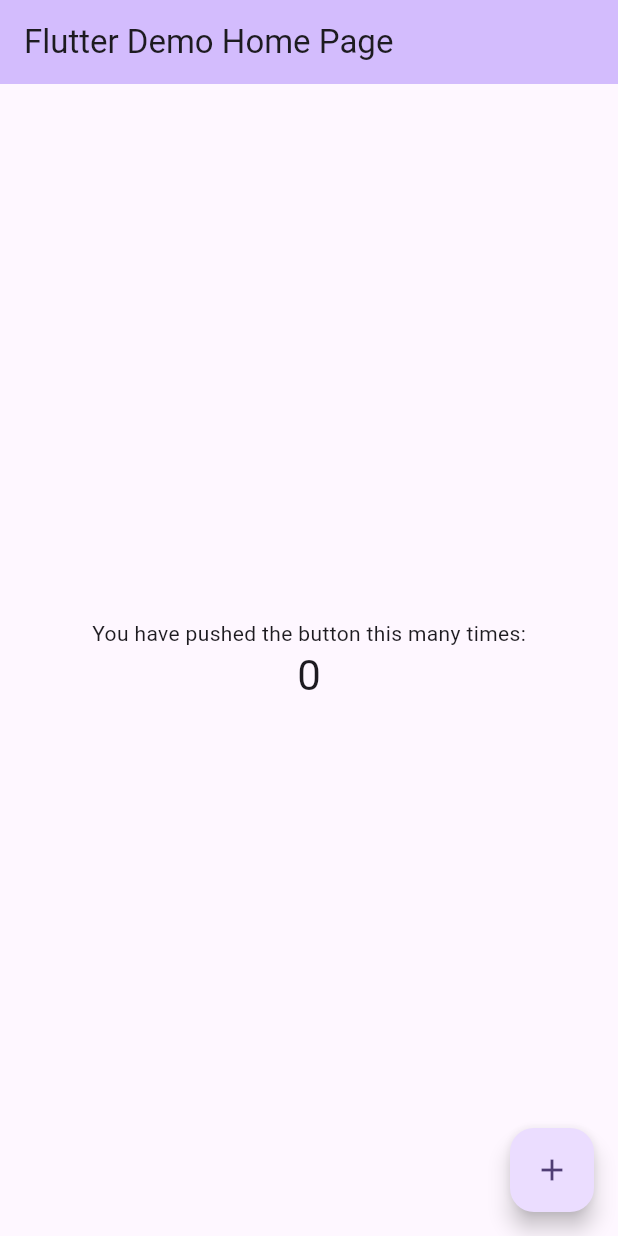
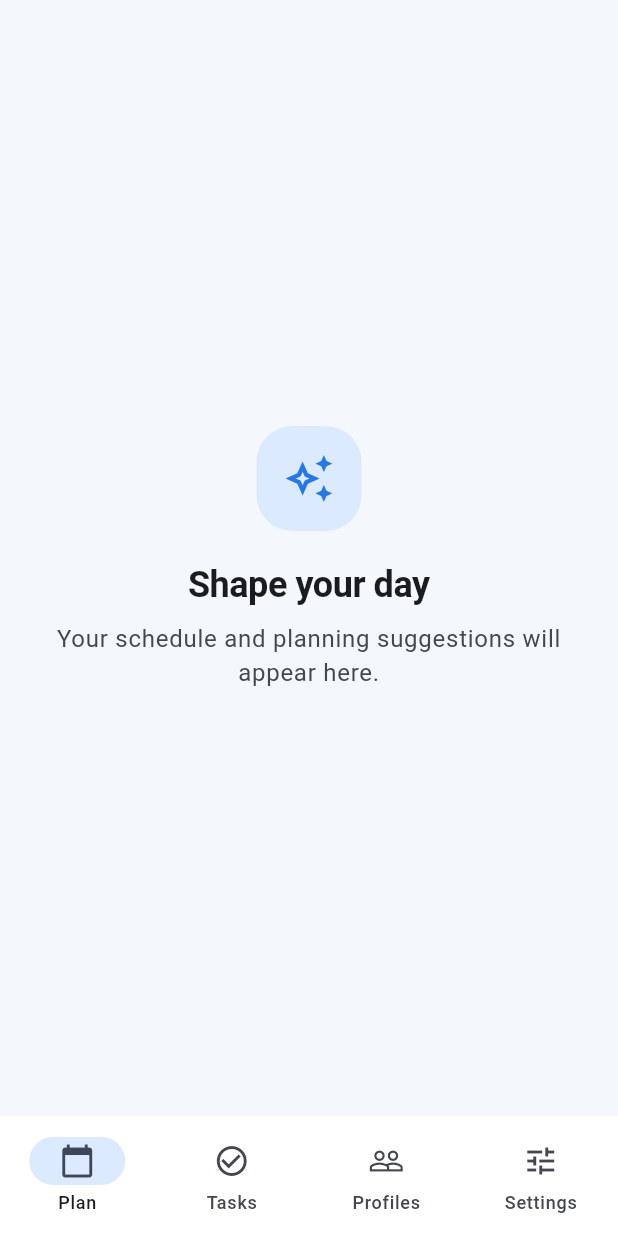
Before and after one commit to jrpbone/Anydoes, a Flutter app: the screen it shows after launch, on a phone screen of 412 x 824 dp. Run offline on Flutter 3.47's test engine with Material 3 defaults, Android fonts, the phone set to English and light mode, and no system bars; our stand-ins replace flutter_riverpod.

Commit message:
feat: add adaptive Calm Sky application shell

```diff
--- /dev/null
+++ b/lib/app/anydoes_app.dart
@@ -0,0 +1,17 @@
+import 'package:anydoes/app/navigation/adaptive_shell.dart';
+import 'package:anydoes/app/theme/calm_sky_theme.dart';
+import 'package:flutter/material.dart';
+
+class AnydoesApp extends StatelessWidget {
+  const AnydoesApp({super.key});
+
+  @override
+  Widget build(BuildContext context) {
+    return MaterialApp(
+      title: 'Anydoes',
+      debugShowCheckedModeBanner: false,
+      theme: CalmSkyTheme.light(),
+      home: const AdaptiveShell(),
+    );
+  }
+}
--- /dev/null
+++ b/lib/app/navigation/adaptive_shell.dart
@@ -0,0 +1,132 @@
+import 'package:anydoes/app/navigation/app_destination.dart';
+import 'package:anydoes/core/layout/breakpoints.dart';
+import 'package:anydoes/core/widgets/empty_state.dart';
+import 'package:flutter/material.dart';
+
+class AdaptiveShell extends StatefulWidget {
+  const AdaptiveShell({super.key});
+
+  @override
+  State<AdaptiveShell> createState() => _AdaptiveShellState();
+}
+
+class _AdaptiveShellState extends State<AdaptiveShell> {
+  int _selectedIndex = 0;
+
+  static const _pages = <Widget>[
+    EmptyState(
+      icon: Icons.auto_awesome_outlined,
+      title: 'Shape your day',
+      message: 'Your schedule and planning suggestions will appear here.',
+    ),
+    EmptyState(
+      icon: Icons.task_alt,
+      title: 'Capture what matters',
+      message: 'Add tasks quickly, then give them as much detail as you need.',
+    ),
+    EmptyState(
+      icon: Icons.people_outline,
+      title: 'Your household',
+      message: 'Keep responsibilities clear with simple local profiles.',
+    ),
+    EmptyState(
+      icon: Icons.tune,
+      title: 'Make planning yours',
+      message: 'Availability, reminders, appearance, and backups live here.',
+    ),
+  ];
+
+  void _select(int index) => setState(() => _selectedIndex = index);
+
+  @override
+  Widget build(BuildContext context) {
+    return LayoutBuilder(
+      builder: (context, constraints) =>
+          switch (AppBreakpoints.layoutFor(constraints.maxWidth)) {
+            AppLayoutClass.compact => _compact(),
+            AppLayoutClass.medium => _rail(expanded: false),
+            AppLayoutClass.expanded => _rail(expanded: true),
+          },
+    );
+  }
+
+  Widget _compact() {
+    return Scaffold(
+      body: SafeArea(
+        child: IndexedStack(index: _selectedIndex, children: _pages),
+      ),
+      bottomNavigationBar: NavigationBar(
+        selectedIndex: _selectedIndex,
+        onDestinationSelected: _select,
+        destinations: [
+          for (final destination in AppDestination.values)
+            NavigationDestination(
+              icon: Icon(destination.icon),
+              selectedIcon: Icon(destination.selectedIcon),
+              label: destination.label,
+            ),
+        ],
+      ),
+    );
+  }
+
+  Widget _rail({required bool expanded}) {
+    final rail = NavigationRail(
+      extended: expanded,
+      selectedIndex: _selectedIndex,
+      onDestinationSelected: _select,
+      minExtendedWidth: 240,
+      leading: expanded
+          ? const Padding(
+              padding: EdgeInsets.fromLTRB(20, 20, 20, 28),
+              child: Row(
+                children: [
+                  Icon(Icons.cloud_outlined, size: 30),
+                  SizedBox(width: 12),
+                  Text(
+                    'Anydoes',
+                    style: TextStyle(fontSize: 22, fontWeight: FontWeight.w700),
+                  ),
+                ],
+              ),
+            )
+          : const Padding(
+              padding: EdgeInsets.only(top: 20, bottom: 28),
+              child: Tooltip(
+                message: 'Anydoes',
+                child: Icon(Icons.cloud_outlined, size: 30),
+              ),
+            ),
+      destinations: [
+        for (final destination in AppDestination.values)
+          NavigationRailDestination(
+            icon: Icon(destination.icon),
+            selectedIcon: Icon(destination.selectedIcon),
+            label: Text(destination.label),
+          ),
+      ],
+    );
+    return Scaffold(
+      body: SafeArea(
+        child: Row(
+          children: [
+            Container(
+              key: expanded ? const Key('expanded-sidebar') : null,
+              decoration: BoxDecoration(
+                border: Border(
+                  right: BorderSide(
+                    color: Theme.of(context).colorScheme.outlineVariant,
+                  ),
+                ),
+              ),
+              child: rail,
+            ),
+            Expanded(
+              child: IndexedStack(index: _selectedIndex, children: _pages),
+            ),
+          ],
+        ),
+      ),
+    );
+  }
+}
--- /dev/null
+++ b/lib/app/navigation/app_destination.dart
@@ -0,0 +1,14 @@
+import 'package:flutter/material.dart';
+
+enum AppDestination {
+  plan('Plan', Icons.calendar_today_outlined, Icons.calendar_today),
+  tasks('Tasks', Icons.check_circle_outline, Icons.check_circle),
+  profiles('Profiles', Icons.people_outline, Icons.people),
+  settings('Settings', Icons.tune_outlined, Icons.tune);
+
+  const AppDestination(this.label, this.icon, this.selectedIcon);
+
+  final String label;
+  final IconData icon;
+  final IconData selectedIcon;
+}
--- /dev/null
+++ b/lib/app/theme/calm_sky_theme.dart
@@ -0,0 +1,93 @@
+import 'package:flutter/material.dart';
+
+abstract final class CalmSkyTheme {
+  static const _sky = Color(0xFF2878E3);
+  static const _canvas = Color(0xFFF4F7FB);
+
+  static ThemeData light() {
+    final scheme =
+        ColorScheme.fromSeed(
+          seedColor: _sky,
+          brightness: Brightness.light,
+          surface: _canvas,
+        ).copyWith(
+          primary: _sky,
+          primaryContainer: const Color(0xFFDCEAFF),
+          onPrimaryContainer: const Color(0xFF0B3C7D),
+          surface: _canvas,
+          surfaceContainerLowest: Colors.white,
+          surfaceContainerLow: const Color(0xFFF9FBFF),
+          outline: const Color(0xFFC8D2E1),
+          outlineVariant: const Color(0xFFE1E7F0),
+        );
+    final base = ThemeData(
+      useMaterial3: true,
+      colorScheme: scheme,
+      scaffoldBackgroundColor: _canvas,
+    );
+    return base.copyWith(
+      textTheme: base.textTheme.copyWith(
+        headlineLarge: base.textTheme.headlineLarge?.copyWith(
+          fontWeight: FontWeight.w700,
+          letterSpacing: -0.8,
+        ),
+        headlineSmall: base.textTheme.headlineSmall?.copyWith(
+          fontWeight: FontWeight.w700,
+          letterSpacing: -0.3,
+        ),
+        titleLarge: base.textTheme.titleLarge?.copyWith(
+          fontWeight: FontWeight.w700,
+        ),
+        titleMedium: base.textTheme.titleMedium?.copyWith(
+          fontWeight: FontWeight.w600,
+        ),
+        bodyLarge: base.textTheme.bodyLarge?.copyWith(height: 1.45),
+        bodyMedium: base.textTheme.bodyMedium?.copyWith(height: 1.4),
+      ),
+      cardTheme: CardThemeData(
+        color: Colors.white,
+        elevation: 0,
+        margin: EdgeInsets.zero,
+        shape: RoundedRectangleBorder(
+          borderRadius: BorderRadius.circular(20),
+          side: BorderSide(color: scheme.outlineVariant),
+        ),
+      ),
+      inputDecorationTheme: InputDecorationTheme(
+        filled: true,
+        fillColor: Colors.white,
+        border: OutlineInputBorder(borderRadius: BorderRadius.circular(14)),
+        enabledBorder: OutlineInputBorder(
+          borderRadius: BorderRadius.circular(14),
+          borderSide: BorderSide(color: scheme.outlineVariant),
+        ),
+        focusedBorder: OutlineInputBorder(
+          borderRadius: BorderRadius.circular(14),
+          borderSide: BorderSide(color: scheme.primary, width: 2),
+        ),
+      ),
+      navigationBarTheme: NavigationBarThemeData(
+        backgroundColor: Colors.white,
+        indicatorColor: scheme.primaryContainer,
+        elevation: 0,
+      ),
+      navigationRailTheme: NavigationRailThemeData(
+        backgroundColor: Colors.white,
+        indicatorColor: scheme.primaryContainer,
+        selectedIconTheme: IconThemeData(color: scheme.primary),
+        selectedLabelTextStyle: TextStyle(
+          color: scheme.primary,
+          fontWeight: FontWeight.w700,
+        ),
+      ),
+      filledButtonTheme: FilledButtonThemeData(
+        style: FilledButton.styleFrom(
+          minimumSize: const Size(48, 48),
+          shape: RoundedRectangleBorder(
+            borderRadius: BorderRadius.circular(14),
+          ),
+        ),
+      ),
+    );
+  }
+}
--- /dev/null
+++ b/lib/core/layout/breakpoints.dart
@@ -0,0 +1,12 @@
+enum AppLayoutClass { compact, medium, expanded }
+
+abstract final class AppBreakpoints {
+  static const double compact = 600;
+  static const double expanded = 1024;
+
+  static AppLayoutClass layoutFor(double width) {
+    if (width < compact) return AppLayoutClass.compact;
+    if (width < expanded) return AppLayoutClass.medium;
+    return AppLayoutClass.expanded;
+  }
+}
--- /dev/null
+++ b/lib/core/widgets/empty_state.dart
@@ -0,0 +1,52 @@
+import 'package:flutter/material.dart';
+
+class EmptyState extends StatelessWidget {
+  const EmptyState({
+    required this.icon,
+    required this.title,
+    required this.message,
+    super.key,
+  });
+
+  final IconData icon;
+  final String title;
+  final String message;
+
+  @override
+  Widget build(BuildContext context) {
+    final colors = Theme.of(context).colorScheme;
+    return Center(
+      child: ConstrainedBox(
+        constraints: const BoxConstraints(maxWidth: 420),
+        child: Padding(
+          padding: const EdgeInsets.all(32),
+          child: Column(
+            mainAxisSize: MainAxisSize.min,
+            children: [
+              DecoratedBox(
+                decoration: BoxDecoration(
+                  color: colors.primaryContainer,
+                  borderRadius: BorderRadius.circular(24),
+                ),
+                child: Padding(
+                  padding: const EdgeInsets.all(18),
+                  child: Icon(icon, size: 34, color: colors.primary),
+                ),
+              ),
+              const SizedBox(height: 20),
+              Text(title, style: Theme.of(context).textTheme.headlineSmall),
+              const SizedBox(height: 8),
+              Text(
+                message,
+                textAlign: TextAlign.center,
+                style: Theme.of(
+                  context,
+                ).textTheme.bodyLarge?.copyWith(color: colors.onSurfaceVariant),
+              ),
+            ],
+          ),
+        ),
+      ),
+    );
+  }
+}
--- a/lib/main.dart
+++ b/lib/main.dart
@@ -1,122 +1,8 @@
-import 'package:flutter/material.dart';
+import 'package:anydoes/app/anydoes_app.dart';
+import 'package:flutter/widgets.dart';
+import 'package:flutter_riverpod/flutter_riverpod.dart';
 
 void main() {
-  runApp(const MyApp());
+  WidgetsFlutterBinding.ensureInitialized();
+  runApp(const ProviderScope(child: AnydoesApp()));
 }
-
-class MyApp extends StatelessWidget {
-  const MyApp({super.key});
-
-  // This widget is the root of your application.
-  @override
-  Widget build(BuildContext context) {
-    return MaterialApp(
-      title: 'Flutter Demo',
-      theme: ThemeData(
-        // This is the theme of your application.
-        //
-        // TRY THIS: Try running your application with "flutter run". You'll see
-        // the application has a purple toolbar. Then, without quitting the app,
-        // try changing the seedColor in the colorScheme below to Colors.green
-        // and then invoke "hot reload" (save your changes or press the "hot
-        // reload" button in a Flutter-supported IDE, or press "r" if you used
-        // the command line to start the app).
-        //
-        // Notice that the counter didn't reset back to zero; the application
-        // state is not lost during the reload. To reset the state, use hot
-        // restart instead.
-        //
-        // This works for code too, not just values: Most code changes can be
-        // tested with just a hot reload.
-        colorScheme: .fromSeed(seedColor: Colors.deepPurple),
-      ),
-      home: const MyHomePage(title: 'Flutter Demo Home Page'),
-    );
-  }
-}
-
-class MyHomePage extends StatefulWidget {
-  const MyHomePage({super.key, required this.title});
-
-  // This widget is the home page of your application. It is stateful, meaning
-  // that it has a State object (defined below) that contains fields that affect
-  // how it looks.
-
-  // This class is the configuration for the state. It holds the values (in this
-  // case the title) provided by the parent (in this case the App widget) and
-  // used by the build method of the State. Fields in a Widget subclass are
-  // always marked "final".
-
-  final String title;
-
-  @override
-  State<MyHomePage> createState() => _MyHomePageState();
-}
-
-class _MyHomePageState extends State<MyHomePage> {
-  int _counter = 0;
-
-  void _incrementCounter() {
-    setState(() {
-      // This call to setState tells the Flutter framework that something has
-      // changed in this State, which causes it to rerun the build method below
-      // so that the display can reflect the updated values. If we changed
-      // _counter without calling setState(), then the build method would not be
-      // called again, and so nothing would appear to happen.
-      _counter++;
-    });
-  }
-
-  @override
-  Widget build(BuildContext context) {
-    // This method is rerun every time setState is called, for instance as done
-    // by the _incrementCounter method above.
-    //
-    // The Flutter framework has been optimized to make rerunning build methods
-    // fast, so that you can just rebuild anything that needs updating rather
-    // than having to individually change instances of widgets.
-    return Scaffold(
-      appBar: AppBar(
-        // TRY THIS: Try changing the color here to a specific color (to
-        // Colors.amber, perhaps?) and trigger a hot reload to see the AppBar
-        // change color while the other colors stay the same.
-        backgroundColor: Theme.of(context).colorScheme.inversePrimary,
-        // Here we take the value from the MyHomePage object that was created by
-        // the App.build method, and use it to set our appbar title.
-        title: Text(widget.title),
-      ),
-      body: Center(
-        // Center is a layout widget. It takes a single child and positions it
-        // in the middle of the parent.
-        child: Column(
-          // Column is also a layout widget. It takes a list of children and
-          // arranges them vertically. By default, it sizes itself to fit its
-          // children horizontally, and tries to be as tall as its parent.
-          //
-          // Column has various properties to control how it sizes itself and
-          // how it positions its children. Here we use mainAxisAlignment to
-          // center the children vertically; the main axis here is the vertical
-          // axis because Columns are vertical (the cross axis would be
-          // horizontal).
-          //
-          // TRY THIS: Invoke "debug painting" (choose the "Toggle Debug Paint"
-          // action in the IDE, or press "p" in the console), to see the
-          // wireframe for each widget.
-          mainAxisAlignment: .center,
-          children: [
-            const Text('You have pushed the button this many times:'),
-            Text(
-              '$_counter',
-              style: Theme.of(context).textTheme.headlineMedium,
-            ),
-          ],
-        ),
-      ),
-      floatingActionButton: FloatingActionButton(
-        onPressed: _incrementCounter,
-        tooltip: 'Increment',
-        child: const Icon(Icons.add),
-      ),
-    );
-  }
-}
```
Also changed, not shown: pubspec.yaml (+14 -0 lines), pubspec.lock, 6 other files.
